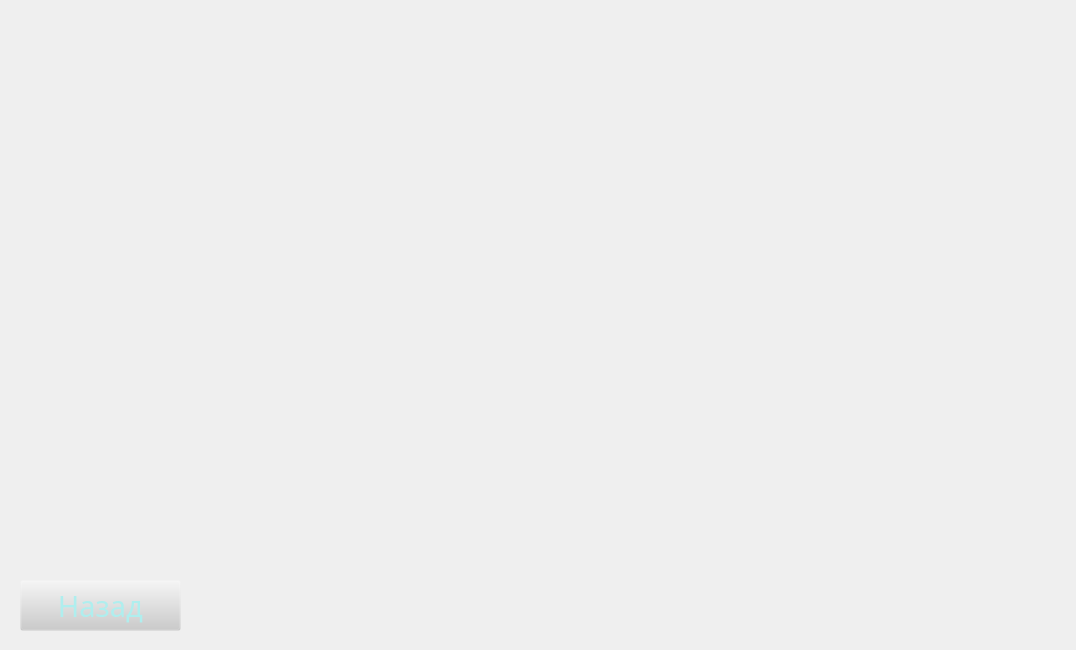
Moonsoon2020/Game, file Learning.ui: the form before one commit.
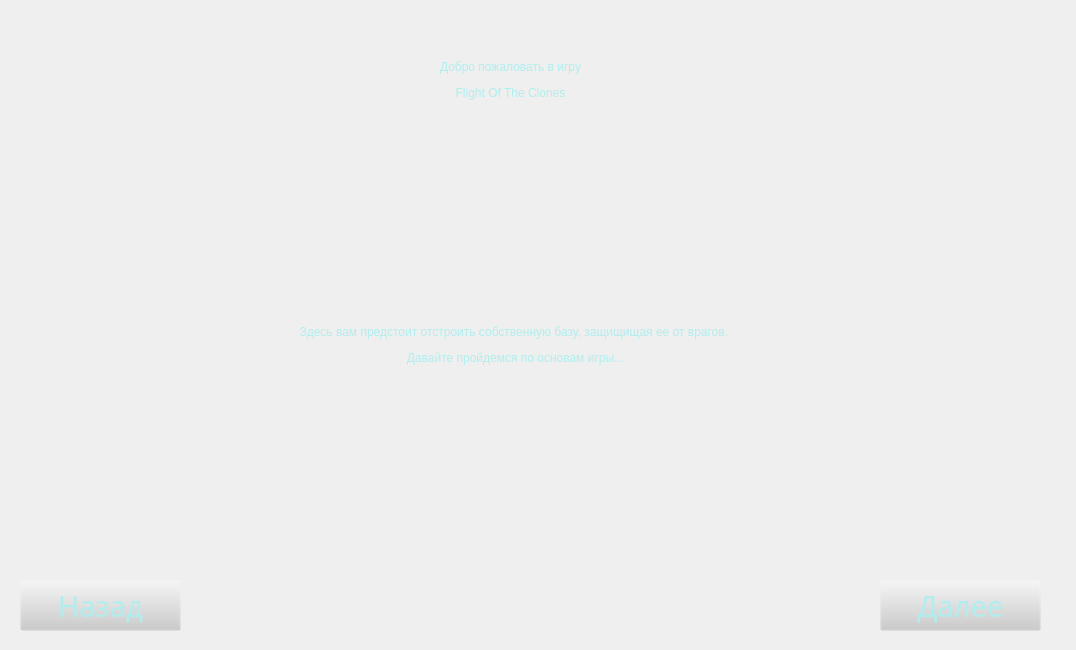
The form after the commit.

Diff of the .ui file:
```diff
--- a/Learning.ui
+++ b/Learning.ui
@@ -39,6 +39,66 @@
     <string>Назад</string>
    </property>
   </widget>
+  <widget class="QPushButton" name="next_btn">
+   <property name="geometry">
+    <rect>
+     <x>880</x>
+     <y>580</y>
+     <width>161</width>
+     <height>51</height>
+    </rect>
+   </property>
+   <property name="font">
+    <font>
+     <family>Berlin Sans FB</family>
+     <pointsize>22</pointsize>
+     <weight>50</weight>
+     <italic>false</italic>
+     <bold>false</bold>
+    </font>
+   </property>
+   <property name="styleSheet">
+    <string notr="true">font: 22pt &quot;Berlin Sans FB&quot;; color: rgb(175,238,238);
+background-color: rgb(204, 204, 204, 0);</string>
+   </property>
+   <property name="text">
+    <string>Далее</string>
+   </property>
+  </widget>
+  <widget class="QLabel" name="label">
+   <property name="geometry">
+    <rect>
+     <x>190</x>
+     <y>20</y>
+     <width>641</width>
+     <height>121</height>
+    </rect>
+   </property>
+   <property name="styleSheet">
+    <string notr="true">font: 22pt &quot;Berlin Sans FB&quot;; color: rgb(175,238,238);
+background-color: rgb(204, 204, 204, 0);</string>
+   </property>
+   <property name="text">
+    <string>&lt;html&gt;&lt;head/&gt;&lt;body&gt;&lt;p align=&quot;center&quot;&gt;Добро пожаловать в игру&lt;/p&gt;&lt;p align=&quot;center&quot;&gt;Flight Of The Clones&lt;/p&gt;&lt;/body&gt;&lt;/html&gt;</string>
+   </property>
+  </widget>
+  <widget class="QLabel" name="label_2">
+   <property name="geometry">
+    <rect>
+     <x>10</x>
+     <y>120</y>
+     <width>1011</width>
+     <height>451</height>
+    </rect>
+   </property>
+   <property name="styleSheet">
+    <string notr="true">font: 22pt &quot;Berlin Sans FB&quot;; color: rgb(175,238,238);
+background-color: rgb(204, 204, 204, 0);</string>
+   </property>
+   <property name="text">
+    <string>&lt;html&gt;&lt;head/&gt;&lt;body&gt;&lt;p align=&quot;center&quot;&gt;Здесь вам предстоит отстроить собственную базу, защищищая ее от врагов. &lt;/p&gt;&lt;p align=&quot;center&quot;&gt;Давайте пройдемся по основам игры...&lt;/p&gt;&lt;/body&gt;&lt;/html&gt;</string>
+   </property>
+  </widget>
  </widget>
  <resources/>
  <connections/>
```
